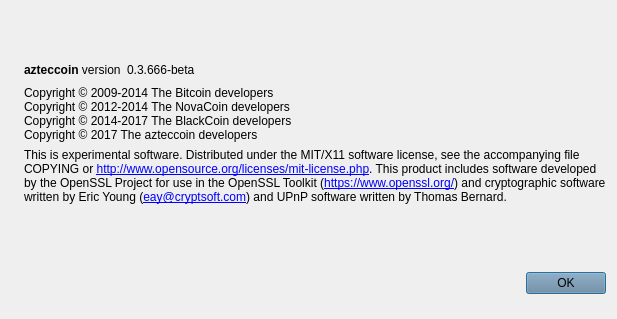
Above: src/qt/forms/aboutdialog.ui from DevelCurrency/AztecCoin before the change. Below: the same form after it.
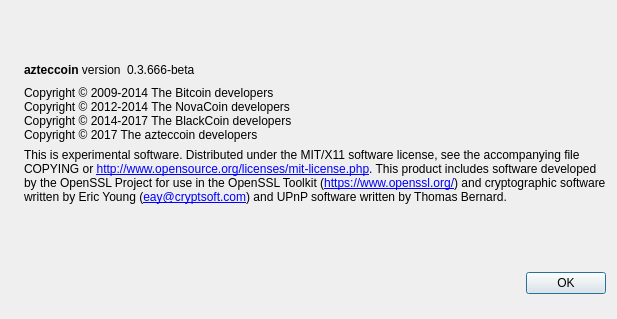
That is the form after the change. Icons and pictures are not drawn.

The edit to the form file:
```diff
--- a/src/qt/forms/aboutdialog.ui
+++ b/src/qt/forms/aboutdialog.ui
@@ -202,10 +202,6 @@
        <property name="layoutDirection">
         <enum>Qt::LeftToRight</enum>
        </property>
-       <property name="styleSheet">
-        <string notr="true">background-color: rgb(106, 131, 154);
-background-image: url(:/images/bgbfree);</string>
-       </property>
        <property name="orientation">
         <enum>Qt::Horizontal</enum>
        </property>
```
Left out of the diff: 2 changed lines with no effect on the pictures.
